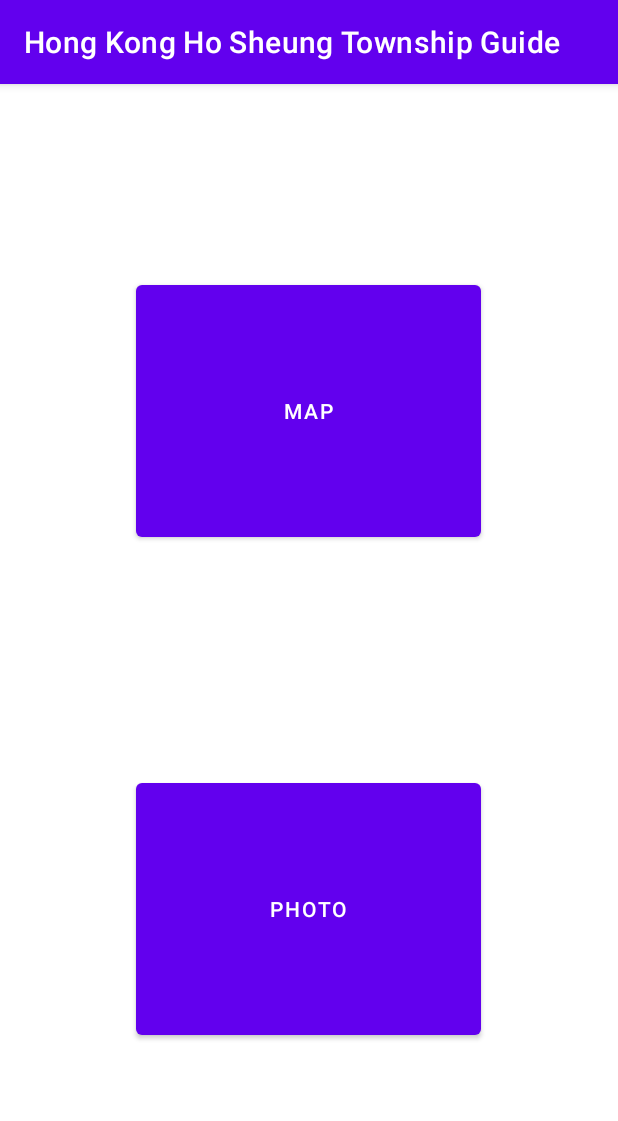
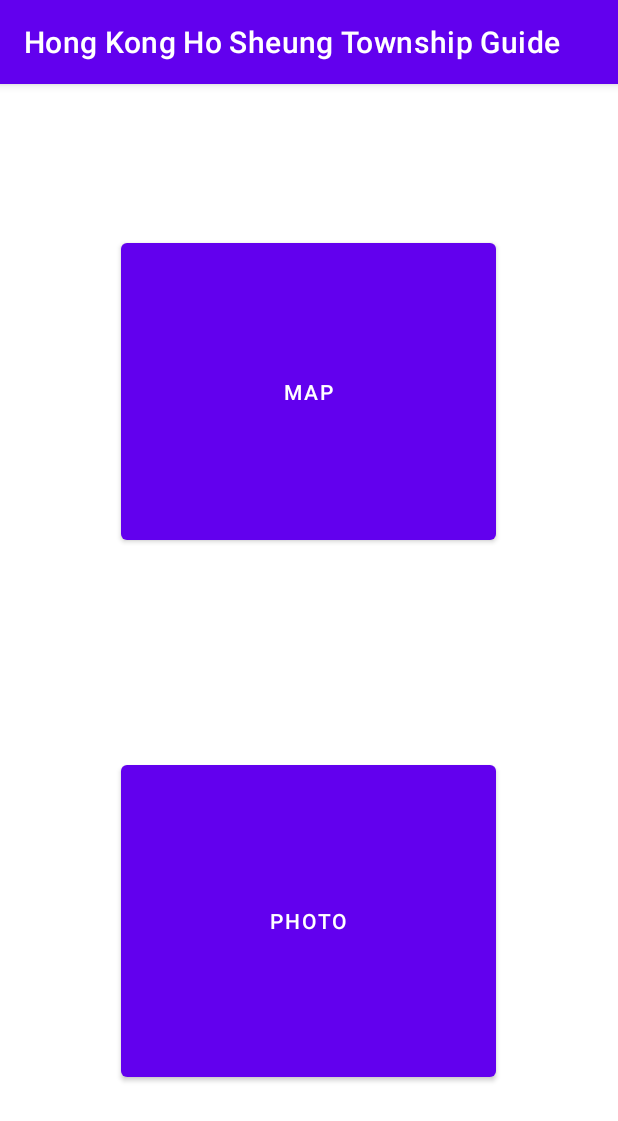
Before and after one commit to 1336735711/-CW2_Android, an Android app: the screen it shows after launch (MainActivity), on a phone screen of 412 x 824 dp. Shown: the top 1121 px of the screen. Run offline under Robolectric (Android 15) with nearby library versions, the phone set to English and light mode, and no system bars.

Commit message:
4.0.4
main page layout button UI

```diff
--- a/CW2/app/src/main/java/com/example/cw2/MainActivity.java
+++ b/CW2/app/src/main/java/com/example/cw2/MainActivity.java
@@ -15,7 +15,7 @@ public class MainActivity extends AppCompatActivity {
         setContentView(R.layout.activity_main);
 
         Button btnMap = (Button) findViewById(R.id.btnMap);
-//        Button btnPhoto = (Button) findViewById(R.id.btnPhoto);
+        Button btnPhoto = (Button) findViewById(R.id.btnPhoto);
         btnMap.setOnClickListener(new View.OnClickListener() {
             @Override
             public void onClick(View view) {
@@ -24,12 +24,12 @@ public class MainActivity extends AppCompatActivity {
             }
         });
 
-//        btnPhoto.setOnClickListener(new View.OnClickListener() {
-//            @Override
-//            public void onClick(View view) {
-//                Intent intent = new Intent(MainActivity.this, MapsActivity.class);
-//                startActivity(intent);
-//            }
-//        });
+        btnPhoto.setOnClickListener(new View.OnClickListener() {
+            @Override
+            public void onClick(View view) {
+                Intent intent = new Intent(MainActivity.this, PhotoActivity.class);
+                startActivity(intent);
+            }
+        });
     }
 }
--- a/CW2/app/src/main/res/layout/activity_main.xml
+++ b/CW2/app/src/main/res/layout/activity_main.xml
@@ -8,9 +8,9 @@
 
     <Button
         android:id="@+id/btnMap"
-        android:layout_width="230dp"
-        android:layout_height="180dp"
-        android:layout_marginTop="128dp"
+        android:layout_width="250dp"
+        android:layout_height="210dp"
+        android:layout_marginTop="100dp"
         android:text="Map"
         app:layout_constraintEnd_toEndOf="parent"
         app:layout_constraintHorizontal_bias="0.497"
@@ -19,9 +19,9 @@
 
     <Button
         android:id="@+id/btnPhoto"
-        android:layout_width="230dp"
-        android:layout_height="180dp"
-        android:layout_marginBottom="128dp"
+        android:layout_width="250dp"
+        android:layout_height="220dp"
+        android:layout_marginBottom="100dp"
         android:text="Photo"
         app:layout_constraintBottom_toBottomOf="parent"
         app:layout_constraintEnd_toEndOf="parent"
```
